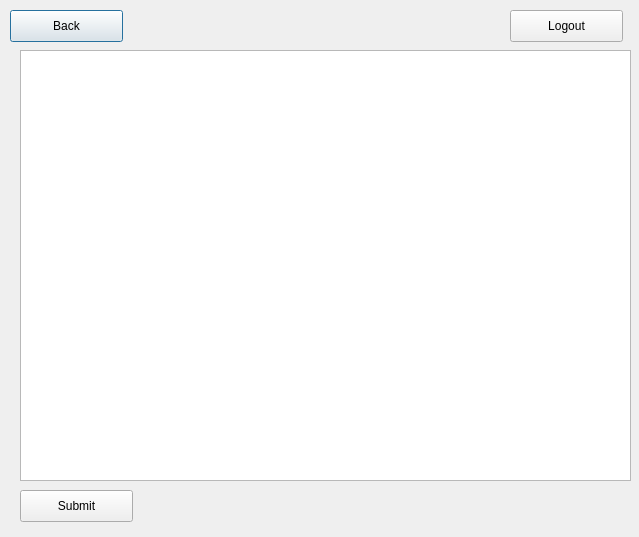
The window that QtGui/editemployee.ui (Tligtvoet/goat-bulk) describes before a commit, drawn with Qt 5.
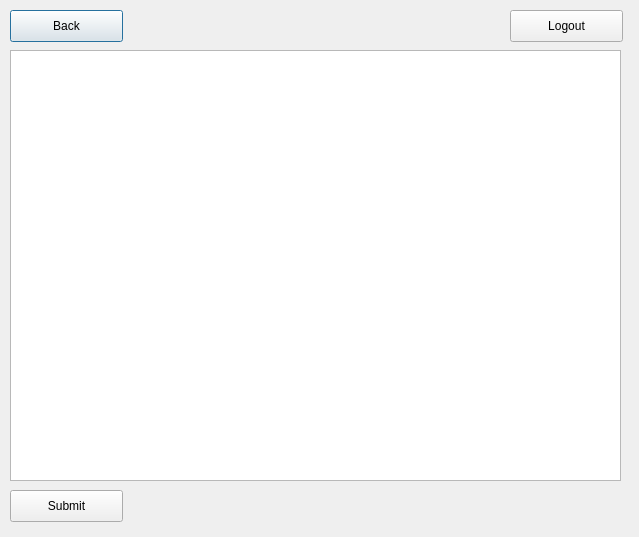
The same window after the commit.

```diff
--- a/QtGui/editemployee.ui
+++ b/QtGui/editemployee.ui
@@ -42,7 +42,7 @@
   <widget class="QPushButton" name="pushButton_3">
    <property name="geometry">
     <rect>
-     <x>20</x>
+     <x>10</x>
      <y>490</y>
      <width>113</width>
      <height>32</height>
@@ -55,7 +55,7 @@
   <widget class="QTableView" name="tableView">
    <property name="geometry">
     <rect>
-     <x>20</x>
+     <x>10</x>
      <y>50</y>
      <width>611</width>
      <height>431</height>
```
